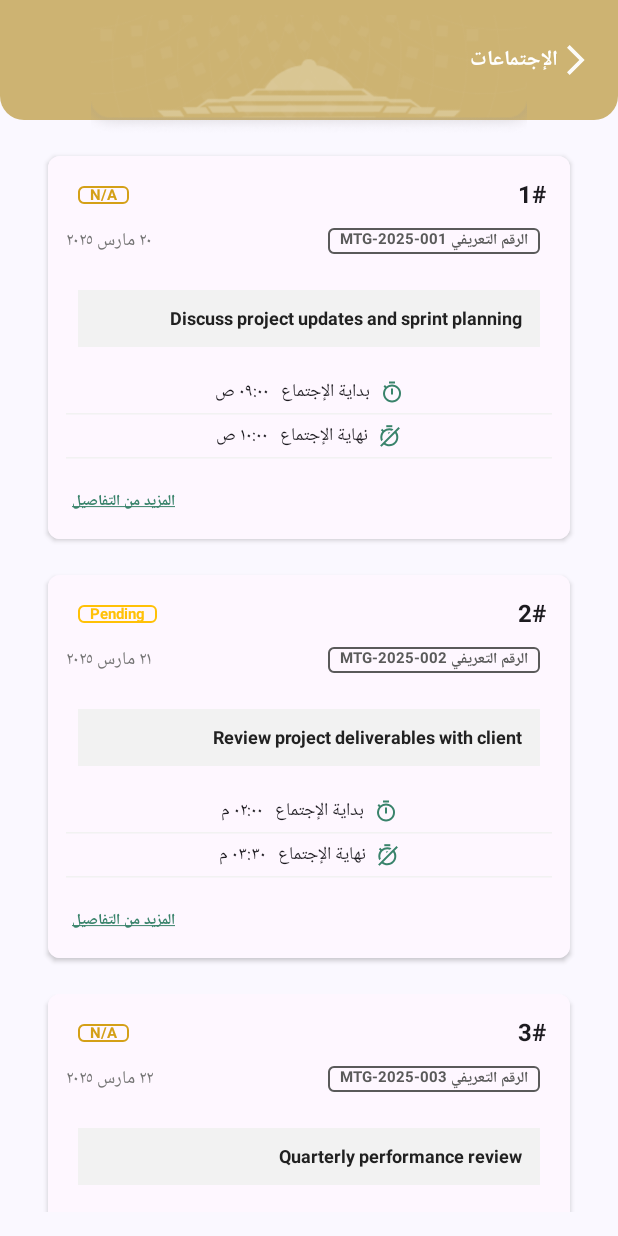
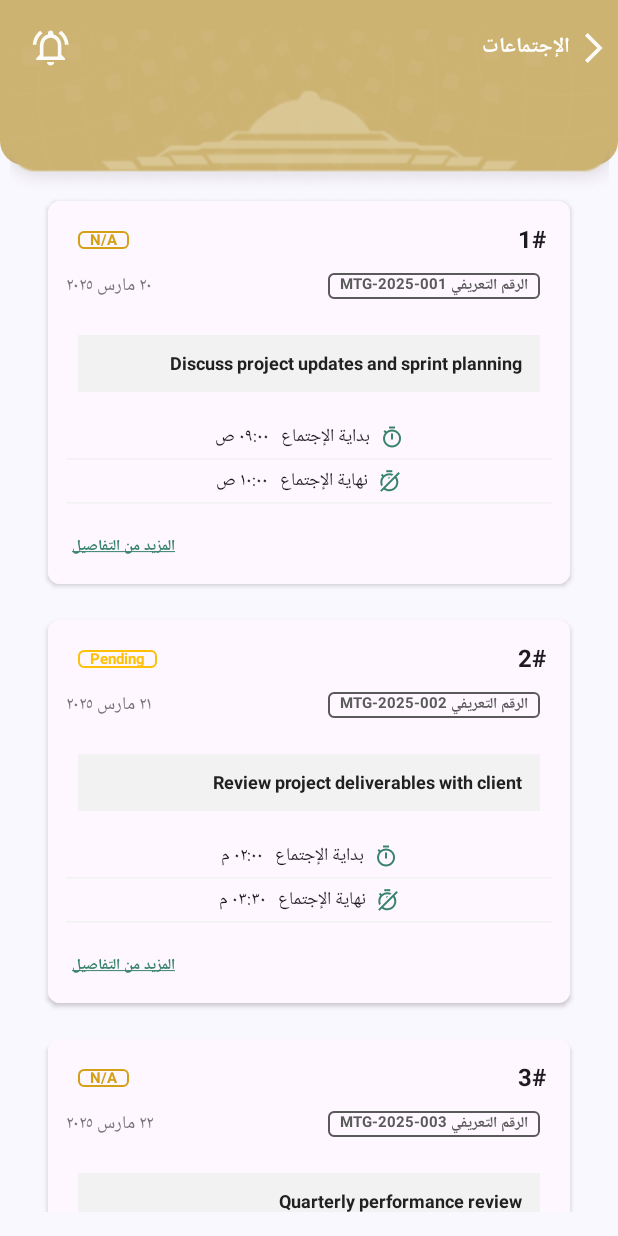
Before and after one commit to RiadhG-Hub/abcher, an Android app built with Jetpack Compose: the MeetingListPage screen opened directly, with no data from a screen before it, on a phone screen of 412 x 824 dp. Run offline under Robolectric (Android 15) with nearby library versions, the phone set to English and light mode, and no system bars; our stand-ins replace Dagger/Hilt's generated code, livedata-compose; Roboto replaces fonts that are not available here.

Commit message:
feat: Enhance Top App Bar, Add Notification Icon, and Refine UI
This commit enhances the top app bar with a back button and a notification icon, and makes several UI refinements across the app.

-   **Top App Bar Enhancements:**
    -   Added `AbcherTopAppBar` composable to include a back button (`DefaultBackButton`) and a notification icon.
    -   Added `DefaultBackButton` composable to provide a default back navigation behavior.
-   -  Added `notifications_active` SVG icon.
-   - Implemented back button in  `MeetingListPage` and `MeetingsDetails` and `HomeScreen`.
-   -  Add `actions` and `navigationIcon` parameters in `AbcherTopAppBar`
+   -   Added `notifications_active` SVG icon.
+   -   Implemented back button functionality in `MeetingListPage`, `MeetingsDetails`, and `HomeScreen`.
+   -   Added `actions` and `navigationIcon` parameters to `AbcherTopAppBar` for custom actions and navigation icons.
 -   **UI Refinements:**
    - Add `SvgIcon` in `AbcherTopAppBar`.
     - Updated the `AbcherTopAppBar` to have a larger height and offset.
-    -   Updated `CardElement` composable to have `clickable`
-    -   Refactored `CardElement` to have new parameter `backgroundIconColor`
+    -   Updated `CardElement` composable to be clickable.
+    -   Refactored `CardElement` to accept a `backgroundIconColor` parameter.
     -   Added `BottomNavigationBar` composable.
     - Updated  `top_app_bar_background` svg size.
     - remove collectAsStateWithLifecycle in `HomeScreen`

```diff
--- a/app/src/main/java/com/example/absher/services/view/HomeScreen.kt
+++ b/app/src/main/java/com/example/absher/services/view/HomeScreen.kt
@@ -12,14 +12,13 @@ import androidx.compose.foundation.layout.Arrangement
 import androidx.compose.foundation.layout.Box
 import androidx.compose.foundation.layout.Column
 import androidx.compose.foundation.layout.Row
-import androidx.compose.foundation.layout.Spacer
+import androidx.compose.foundation.layout.RowScope
 import androidx.compose.foundation.layout.fillMaxSize
 import androidx.compose.foundation.layout.fillMaxWidth
 import androidx.compose.foundation.layout.height
 import androidx.compose.foundation.layout.offset
 import androidx.compose.foundation.layout.padding
 import androidx.compose.foundation.layout.size
-import androidx.compose.foundation.layout.width
 import androidx.compose.foundation.shape.RoundedCornerShape
 import androidx.compose.material3.Card
 import androidx.compose.material3.CardDefaults
@@ -67,18 +66,20 @@ fun HomeScreen(navController: NavHostController, viewModel: HomeViewModel = view
     val selectedNavItem by viewModel.selectedNavItem // No collectAsStateWithLifecycle needed
 
     Scaffold(
-        topBar = { AbcherTopAppBar(title = stringResource(id = R.string.top_bar_title)) },
+        topBar = { AbcherTopAppBar(title = stringResource(id = R.string.top_bar_title),
+            navigationIcon = {
+                DefaultBackButton()
+            }) },
+
         bottomBar = {
             BottomNavigationBar(
-                selectedNavItem = selectedNavItem,
-                onNavItemSelected = { item ->
+                selectedNavItem = selectedNavItem, onNavItemSelected = { item ->
                     viewModel.selectNavItem(item)
                     navController.navigate(item) {
                         popUpTo(navController.graph.startDestinationId)
                         launchSingleTop = true
                     }
-                }
-            )
+                })
         },
         content = { padding ->
             Column(
@@ -95,53 +96,52 @@ fun HomeScreen(navController: NavHostController, viewModel: HomeViewModel = view
     )
 }
 
+@Composable
+fun DefaultBackButton( ) {
+  val  context =  LocalContext.current
+    SvgIcon(drawable = R.drawable.right, modifier = Modifier.rotate(180f).clickable {
+        println("back button clicked")
+        (context as? Activity)?.finish()
+    })
+}
 
 @OptIn(ExperimentalMaterial3Api::class)
 @Composable
-fun AbcherTopAppBar(title: String = "change me") {
+fun AbcherTopAppBar(
+    title: String = "change me",
+    actions: @Composable RowScope.() -> Unit = {},
+
+    navigationIcon: @Composable () -> Unit = {},
+) {
+
+
     Box(
         modifier = Modifier
             .fillMaxWidth()
-            .height(80.dp)
+            .height(110.dp)
             .background(
-                color = Color(0xFFCDB372),
-                shape = RoundedCornerShape(
+                color = Color(0xFFCDB372), shape = RoundedCornerShape(
                     bottomEnd = 16.dp, // Bottom-right corner
                     bottomStart = 16.dp // Bottom-left corner
                 )
-            ), contentAlignment = Alignment.Center
+            ), contentAlignment = Alignment.TopCenter
     ) {
         Image(
 
             modifier = Modifier
                 .size(width = 400.dp, height = 250.dp) // Set a larger size
-                .offset(x = 0.dp, y = 10.dp),
+                .offset(x = 0.dp, y = 20.dp),
             painter = painterResource(id = R.drawable.top_app_bar_background),
             contentDescription = "My SVG Icon"
         )
         TopAppBar(
             title = {
-                Row(
-                    verticalAlignment = Alignment.CenterVertically,
-                    horizontalArrangement = Arrangement.Start, // Align content to the right
-                    modifier = Modifier.fillMaxWidth()
-                ) {
-                    SvgIcon(
-                        R.drawable.right, modifier = Modifier
-                            .rotate(180f)
-                            .padding()
-                    )
-
-                    // Add spacing between icon and text
-
-                    Text(
-                        text = title,
-                        style = CustomTextStyles.BaseBold
-                    )
-                    Spacer(modifier = Modifier.width(8.dp))
-
-                }
+                Text(
+                    text = title, style = CustomTextStyles.BaseBold
+                )
             },
+            actions = actions,
+            navigationIcon = navigationIcon,
             colors = TopAppBarDefaults.topAppBarColors(
                 containerColor = Color.Transparent,
                 titleContentColor = MaterialTheme.colorScheme.onPrimary
@@ -160,9 +160,7 @@ fun SvgIcon(drawable: Int, modifier: Modifier = Modifier, defaultColor: Color? =
                 ColorFilter.tint(defaultColor)
             } else {
                 null
-            },
-            painter = painterResource(id = drawable),
-            contentDescription = "My SVG Icon"
+            }, painter = painterResource(id = drawable), contentDescription = "My SVG Icon"
         )
     }
 }
@@ -171,50 +169,44 @@ fun SvgIcon(drawable: Int, modifier: Modifier = Modifier, defaultColor: Color? =
 fun CardGrid() {
     val context = LocalContext.current
     Row(
-        modifier = Modifier.fillMaxWidth(),
-        horizontalArrangement = Arrangement.spacedBy(16.dp)
+        modifier = Modifier.fillMaxWidth(), horizontalArrangement = Arrangement.spacedBy(16.dp)
     ) {
         CardElement(
             title = stringResource(id = R.string.tasks),
-            modifier = Modifier.weight(1f) ,
+            modifier = Modifier.weight(1f),
             onClick = {
 
             },
             subtitle = stringResource(id = R.string.tasks_desc),
             icon = R.drawable.task,
             titleColor = TaskColor,
-            backgroundIconColor =Color(0xFFFCFBF8),
+            backgroundIconColor = Color(0xFFFCFBF8),
         )
 
 
 
         CardElement(
             title = stringResource(id = R.string.files),
-            modifier = Modifier.weight(1f) ,
+            modifier = Modifier.weight(1f),
             onClick = {
 
             },
             subtitle = stringResource(id = R.string.files_desc),
             icon = R.drawable.note,
             titleColor = SubtitleColor,
-            backgroundIconColor =Color(0xFFFCFBF8),
+            backgroundIconColor = Color(0xFFFCFBF8),
         )
-
-
-
-
 
 
     }
     Row(
-        modifier = Modifier.fillMaxWidth(),
-        horizontalArrangement = Arrangement.spacedBy(16.dp)
+        modifier = Modifier.fillMaxWidth(), horizontalArrangement = Arrangement.spacedBy(16.dp)
     ) {
 
 
         CardElement(
             title = stringResource(id = R.string.team),
-            modifier = Modifier.weight(1f) ,
+            modifier = Modifier.weight(1f),
             onClick = {
                 (context as? Activity)?.let {
                     val intent = Intent(it, MeetingListPage::class.java)
@@ -224,12 +216,12 @@ fun CardGrid() {
             subtitle = stringResource(id = R.string.team_desc),
             icon = R.drawable.groups,
             titleColor = GreenPrimary,
-            backgroundIconColor =GreenPrimary.copy(alpha = 0.1f),
+            backgroundIconColor = GreenPrimary.copy(alpha = 0.1f),
         )
 
         CardElement(
             title = stringResource(id = R.string.notifications),
-            modifier = Modifier.weight(1f) ,
+            modifier = Modifier.weight(1f),
             onClick = {
                 (context as? Activity)?.let {
                     val intent = Intent(it, MeetingListPage::class.java)
@@ -239,10 +231,8 @@ fun CardGrid() {
             subtitle = stringResource(id = R.string.notifications_desc),
             icon = R.drawable.online_prediction,
             titleColor = TaskColor,
-            backgroundIconColor =Color(0xFFFCFBF8),
+            backgroundIconColor = Color(0xFFFCFBF8),
         )
-
-
 
 
     }
@@ -250,15 +240,17 @@ fun CardGrid() {
 
 
 @Composable
-fun CardElement(modifier: Modifier= Modifier,
-                onClick: () -> Unit,
-                title : String ,
-                subtitle : String,
-                icon : Int,
-                titleColor : Color,
-                backgroundIconColor : Color){
+fun CardElement(
+    modifier: Modifier = Modifier,
+    onClick: () -> Unit,
+    title: String,
+    subtitle: String,
+    icon: Int,
+    titleColor: Color,
+    backgroundIconColor: Color
+) {
     Card(
-        modifier = modifier.clickable{
+        modifier = modifier.clickable {
             onClick()
         },
         shape = RoundedCornerShape(8.dp),
@@ -268,8 +260,7 @@ fun CardElement(modifier: Modifier= Modifier,
         )
     ) {
         Column(
-            modifier = Modifier.padding(16.dp),
-            horizontalAlignment = Alignment.Start
+            modifier = Modifier.padding(16.dp), horizontalAlignment = Alignment.Start
         ) {
             SvgIcon(
                 icon, modifier = Modifier
@@ -300,12 +291,10 @@ fun CardElement(modifier: Modifier= Modifier,
 }
 
 
-
 @Composable
 fun BottomNavigationBar(selectedNavItem: String, onNavItemSelected: (String) -> Unit) {
     NavigationBar(
-        containerColor = White,
-        contentColor = White, tonalElevation = 0.dp
+        containerColor = White, contentColor = White, tonalElevation = 0.dp
     ) {
         NavigationBarItem(
             icon = { SvgIcon(drawable = R.drawable.other_houses) },
@@ -345,7 +334,7 @@ fun BottomNavigationBar(selectedNavItem: String, onNavItemSelected: (String) ->
             )
         )
         NavigationBarItem(
-            icon = {SvgIcon(drawable = R.drawable.textsms) },
+            icon = { SvgIcon(drawable = R.drawable.textsms) },
             label = { Text("المحادثات", style = CustomTextStyles.SmallRegular12) },
             selected = selectedNavItem == "settings",
             onClick = { onNavItemSelected("settings") },
--- a/app/src/main/java/com/example/absher/services/view/MeetingListPage.kt
+++ b/app/src/main/java/com/example/absher/services/view/MeetingListPage.kt
@@ -49,18 +49,19 @@ import androidx.compose.ui.unit.LayoutDirection
 import androidx.compose.ui.unit.dp
 import androidx.compose.ui.unit.sp
 import androidx.lifecycle.compose.collectAsStateWithLifecycle
+import androidx.navigation.compose.rememberNavController
 import com.example.absher.R
 import com.example.absher.services.adapter.MeetingApiAdapter
 import com.example.absher.services.data.datasource.RemoteMeetingDataSource
 import com.example.absher.services.data.models.Meeting
 import com.example.absher.services.domain.repository.MeetingRepository
 import com.example.absher.services.domain.usecases.GetMeetingsUseCase
-import com.example.absher.ui.theme.AbsherTheme
 import com.example.absher.services.viewmodel.FetchMeetingStateError
 import com.example.absher.services.viewmodel.FetchMeetingStateInit
 import com.example.absher.services.viewmodel.FetchMeetingStateLoading
 import com.example.absher.services.viewmodel.FetchMeetingStateSuccess
 import com.example.absher.services.viewmodel.MeetingViewModel
+import com.example.absher.ui.theme.AbsherTheme
 import kotlinx.coroutines.flow.distinctUntilChanged
 import kotlinx.coroutines.flow.filter
 import kotlinx.coroutines.flow.map
@@ -71,13 +72,19 @@ import kotlinx.coroutines.flow.map
 class MeetingListPage : ComponentActivity() {
     override fun onCreate(savedInstanceState: Bundle?) {
         super.onCreate(savedInstanceState)
+
         enableEdgeToEdge()
         setContent {
+            val navController = rememberNavController()
             AbsherTheme {
                 CompositionLocalProvider(LocalLayoutDirection provides LayoutDirection.Rtl) {
                 Scaffold(
 
-                    topBar = { AbcherTopAppBar(title = stringResource(id = R.string.meetings)) },
+                    topBar = { AbcherTopAppBar(title = stringResource(id = R.string.meetings) , navigationIcon = {
+                        DefaultBackButton( )
+                    }, actions = {
+                        SvgIcon(R.drawable.notifications_active, modifier = Modifier.padding(end = 16.dp))
+                    } )},
                     modifier = Modifier.fillMaxSize()) { innerPadding ->
                     MeetingListScreen(
                         modifier = Modifier.padding(innerPadding), viewModel  = MeetingViewModel(
--- /dev/null
+++ b/app/src/main/res/drawable/notifications_active.xml
@@ -0,0 +1,5 @@
+<vector xmlns:android="http://schemas.android.com/apk/res/android" android:autoMirrored="true" android:height="28dp" android:viewportHeight="28" android:viewportWidth="28" android:width="28dp">
+
+    <path android:fillColor="#FCFBF8" android:pathData="M14.263,25.667C15.58,25.667 16.657,24.59 16.657,23.273H11.87C11.87,24.59 12.947,25.667 14.263,25.667ZM21.443,18.487V12.504C21.443,8.831 19.493,5.755 16.058,4.942V4.128C16.058,3.135 15.257,2.333 14.263,2.333C13.27,2.333 12.469,3.135 12.469,4.128V4.942C9.046,5.755 7.084,8.819 7.084,12.504V18.487L4.691,20.88V22.077H23.836V20.88L21.443,18.487ZM19.05,19.684H9.477V12.504C9.477,9.537 11.284,7.12 14.263,7.12C17.243,7.12 19.05,9.537 19.05,12.504V19.684ZM8.975,4.224L7.263,2.513C4.392,4.702 2.501,8.077 2.333,11.906H4.727C4.906,8.735 6.534,5.959 8.975,4.224ZM23.8,11.906H26.193C26.014,8.077 24.123,4.702 21.263,2.513L19.564,4.224C21.981,5.959 23.621,8.735 23.8,11.906Z"/>
+
+</vector>
```
Also changed, not shown: app/src/main/java/com/example/absher/services/view/MeetingsDetails.kt (+7 -2 lines).
